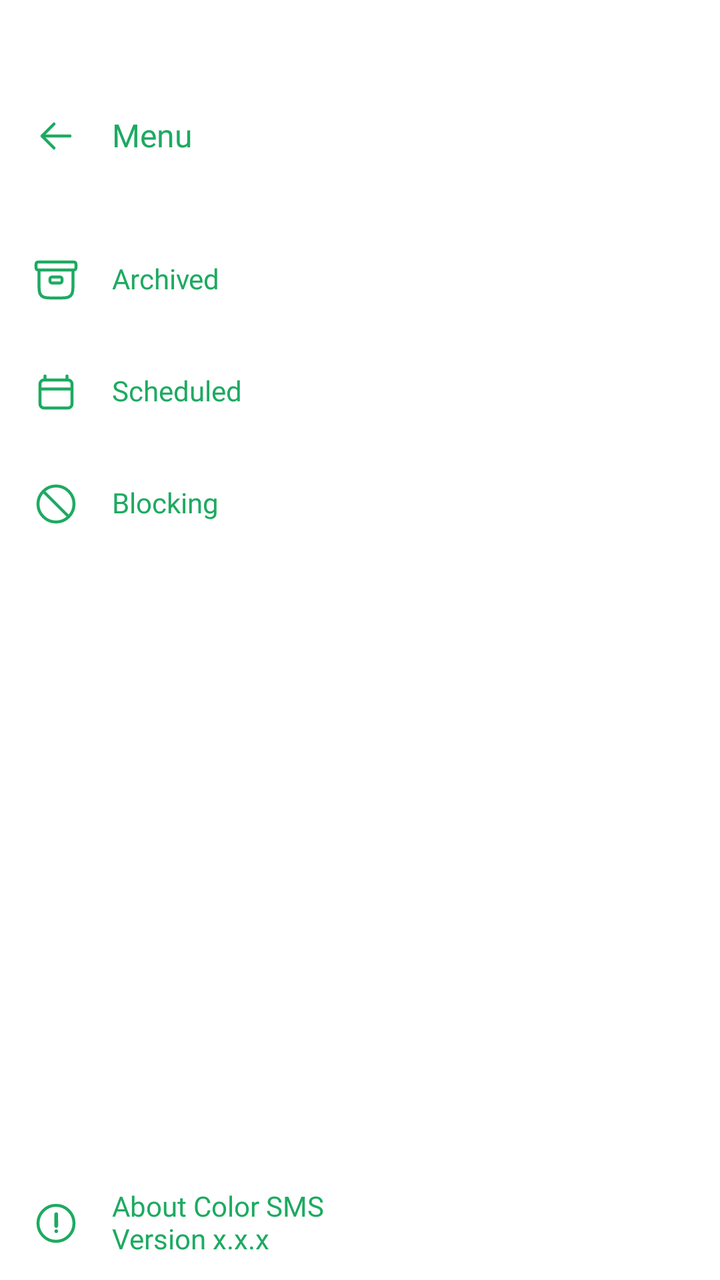
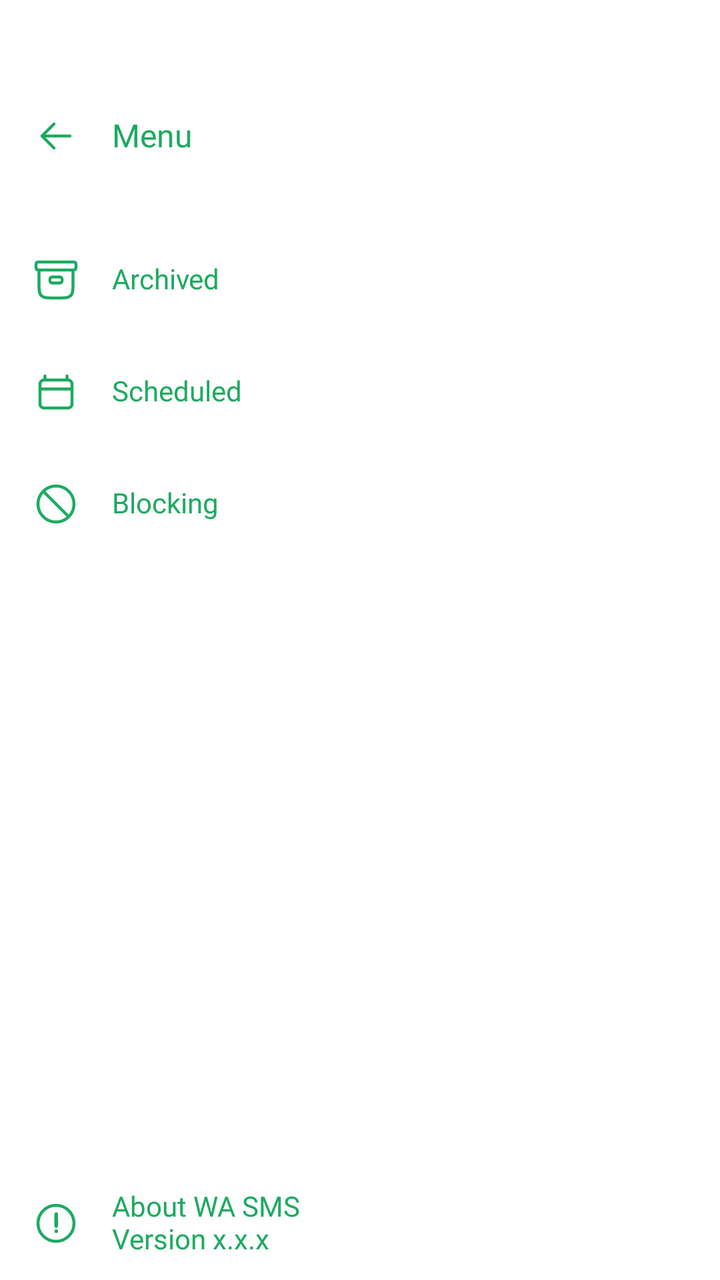

Compare the two renders of this Android layout. The source of the first and the diff that turns it into the second are given below.
<!-- AndroidManifest.xml: application theme Theme.MyApplication -->
<!-- res/layout/layout_main_drawer.xml -->
<?xml version="1.0" encoding="utf-8"?>
<androidx.constraintlayout.widget.ConstraintLayout xmlns:android="http://schemas.android.com/apk/res/android"
    xmlns:app="http://schemas.android.com/apk/res-auto"
    android:layout_width="match_parent"
    android:layout_height="match_parent"
    android:background="@color/white"
    android:clickable="true"
    android:focusable="true">

    <androidx.constraintlayout.widget.ConstraintLayout
        android:id="@+id/clTop"
        android:layout_width="match_parent"
        android:layout_height="wrap_content"
        android:layout_marginTop="@dimen/size40"
        android:padding="@dimen/size16"
        app:layout_constraintTop_toTopOf="parent">

        <ImageView
            android:id="@+id/ivBack"
            android:layout_width="@dimen/size24"
            android:layout_height="@dimen/size24"
            android:src="@drawable/ic_arr_left"
            app:layout_constraintBottom_toBottomOf="parent"
            app:layout_constraintStart_toStartOf="parent"
            app:layout_constraintTop_toTopOf="parent"
            app:tint="@color/col_main" />

        <TextView
            android:id="@+id/tvMenu"
            style="@style/TextView_7"
            android:layout_marginStart="@dimen/size16"
            android:text="@string/txt_menu"
            android:textColor="@color/col_main"
            app:layout_constraintBottom_toBottomOf="parent"
            app:layout_constraintStart_toEndOf="@+id/ivBack"
            app:layout_constraintTop_toTopOf="parent" />

    </androidx.constraintlayout.widget.ConstraintLayout>

    <LinearLayout
        android:layout_width="match_parent"
        android:layout_height="wrap_content"
        android:orientation="vertical"
        android:padding="@dimen/size16"
        app:layout_constraintTop_toBottomOf="@+id/clTop">

        
        <LinearLayout
            android:id="@+id/llArchived"
            android:layout_width="match_parent"
            android:layout_height="wrap_content"
            android:background="?attr/selectableItemBackground"
            android:gravity="center_vertical"
            android:orientation="horizontal"
            android:paddingVertical="@dimen/size16">

            <ImageView
                android:layout_width="@dimen/size24"
                android:layout_height="@dimen/size24"
                android:src="@drawable/ic_archive"
                app:tint="@color/col_main" />

            <TextView
                style="@style/TextView_6"
                android:layout_marginStart="@dimen/size16"
                android:text="@string/txt_archived"
                android:textColor="@color/col_main" />
        </LinearLayout>

        
        <LinearLayout
            android:id="@+id/llBackup"
            android:layout_width="match_parent"
            android:layout_height="wrap_content"
            android:background="?attr/selectableItemBackground"
            android:gravity="center_vertical"
            android:orientation="horizontal"
            android:visibility="gone"
            android:paddingVertical="@dimen/size16">

            <ImageView
                android:layout_width="@dimen/size24"
                android:layout_height="@dimen/size24"
                android:src="@drawable/ic_backup"
                app:tint="@color/col_main" />

            <TextView
                style="@style/TextView_6"
                android:layout_marginStart="@dimen/size16"
                android:text="@string/txt_backup_and_restore"
                android:textColor="@color/col_main" />
        </LinearLayout>

        
        <LinearLayout
            android:id="@+id/llPassword"
            android:layout_width="match_parent"
            android:layout_height="wrap_content"
            android:background="?attr/selectableItemBackground"
            android:gravity="center_vertical"
            android:orientation="horizontal"
            android:paddingVertical="@dimen/size16"
            android:visibility="gone">

            <ImageView
                android:layout_width="@dimen/size24"
                android:layout_height="@dimen/size24"
                android:src="@drawable/ic_lock"
                app:tint="@color/col_main" />

            <TextView
                style="@style/TextView_6"
                android:layout_marginStart="@dimen/size16"
                android:text="@string/txt_set_password"
                android:textColor="@color/col_main" />
        </LinearLayout>

        
        <LinearLayout
            android:id="@+id/llScheduled"
            android:layout_width="match_parent"
            android:layout_height="wrap_content"
            android:background="?attr/selectableItemBackground"
            android:gravity="center_vertical"
            android:orientation="horizontal"
            android:paddingVertical="@dimen/size16">

            <ImageView
                android:layout_width="@dimen/size24"
                android:layout_height="@dimen/size24"
                android:src="@drawable/ic_schedule"
                app:tint="@color/col_main" />

            <TextView
                style="@style/TextView_6"
                android:layout_marginStart="@dimen/size16"
                android:text="@string/txt_scheduled"
                android:textColor="@color/col_main" />
        </LinearLayout>

        
        <LinearLayout
            android:id="@+id/llBlocking"
            android:layout_width="match_parent"
            android:layout_height="wrap_content"
            android:background="?attr/selectableItemBackground"
            android:gravity="center_vertical"
            android:orientation="horizontal"
            android:paddingVertical="@dimen/size16">

            <ImageView
                android:layout_width="@dimen/size24"
                android:layout_height="@dimen/size24"
                android:src="@drawable/ic_block"
                app:tint="@color/col_main" />

            <TextView
                style="@style/TextView_6"
                android:layout_marginStart="@dimen/size16"
                android:text="@string/txt_blocking"
                android:textColor="@color/col_main" />
        </LinearLayout>

    </LinearLayout>
    
    <LinearLayout
        android:id="@+id/llAbout"
        android:layout_width="match_parent"
        android:layout_height="wrap_content"
        android:background="?attr/selectableItemBackground"
        android:gravity="center_vertical"
        android:orientation="horizontal"
        android:paddingHorizontal="@dimen/size16"
        android:paddingVertical="@dimen/size12"
        app:layout_constraintBottom_toBottomOf="parent">

        <ImageView
            android:layout_width="@dimen/size24"
            android:layout_height="@dimen/size24"
            android:src="@drawable/ic_setting_about"
            app:tint="@color/col_main" />

        <LinearLayout
            android:layout_width="0dp"
            android:layout_height="wrap_content"
            android:layout_marginStart="@dimen/size16"
            android:layout_weight="1"
            android:orientation="vertical">

            <TextView
                style="@style/TextView_6"
                android:text="@string/txt_about_color_sms"
                android:textColor="@color/col_main" />

            <TextView
                style="@style/TextView_4"
                android:text="@string/txt_version"
                android:textColor="@color/col_main" />
        </LinearLayout>
    </LinearLayout>

</androidx.constraintlayout.widget.ConstraintLayout>
<!-- resources referenced by this layout -->
<resources>
  <color name="col_main">#1DAA61</color>
  <color name="white">#FFFFFFFF</color>
  <dimen name="size12">12dp</dimen>
  <dimen name="size16">16dp</dimen>
  <dimen name="size24">24dp</dimen>
  <dimen name="size40">40dp</dimen>
  <!-- drawable ic_arr_left (drawable) -->
  <vector xmlns:android="http://schemas.android.com/apk/res/android"
      android:width="24dp"
      android:height="24dp"
      android:viewportWidth="24"
      android:viewportHeight="24">
    <path
        android:pathData="M5,12H19M11,18L5,12L11,6"
        android:strokeLineJoin="round"
        android:strokeWidth="1.5"
        android:fillColor="#00000000"
        android:strokeColor="#25D366"
        android:strokeLineCap="round"/>
  </vector>
  <!-- drawable ic_block (drawable) -->
  <vector xmlns:android="http://schemas.android.com/apk/res/android"
      android:width="24dp"
      android:height="24dp"
      android:viewportWidth="24"
      android:viewportHeight="24">
    <path
        android:pathData="M5.636,5.636L18.364,18.364M21,12C21,16.971 16.971,21 12,21C7.029,21 3,16.971 3,12C3,7.029 7.029,3 12,3C16.971,3 21,7.029 21,12Z"
        android:strokeLineJoin="round"
        android:strokeWidth="1.5"
        android:fillColor="#00000000"
        android:strokeColor="#25D366"
        android:strokeLineCap="round"/>
  </vector>
  <string name="txt_about_color_sms">About Color SMS</string>
  <string name="txt_archived">Archived</string>
  <string name="txt_backup_and_restore">Backup and restore</string>
  <string name="txt_blocking">Blocking</string>
  <string name="txt_menu">Menu</string>
  <string name="txt_scheduled">Scheduled</string>
  <string name="txt_set_password">Set Password</string>
  <string name="txt_version">Version x.x.x</string>
  <style name="TextView_4">
          <item name="android:layout_width">wrap_content</item>
          <item name="android:layout_height">wrap_content</item>
          <item name="android:textColor">@color/black</item>
          <item name="android:textAllCaps">false</item>
          <item name="android:includeFontPadding">false</item>
          <item name="android:fontFamily">@font/font_400</item>
          <item name="android:textSize">@dimen/size14</item>
      </style>
  <style name="TextView_6">
          <item name="android:layout_width">wrap_content</item>
          <item name="android:layout_height">wrap_content</item>
          <item name="android:textColor">@color/black</item>
          <item name="android:textAllCaps">false</item>
          <item name="android:includeFontPadding">false</item>
          <item name="android:fontFamily">@font/font_600</item>
          <item name="android:textSize">@dimen/size14</item>
      </style>
  <style name="TextView_7">
          <item name="android:layout_width">wrap_content</item>
          <item name="android:layout_height">wrap_content</item>
          <item name="android:includeFontPadding">false</item>
          <item name="android:textAllCaps">false</item>
          <item name="android:textColor">@color/black</item>
          <item name="android:fontFamily">@font/font_700</item>
          <item name="android:textSize">@dimen/size16</item>
      </style>
  <style name="Theme.MyApplication" parent="Base.Theme.MyApplication" />
  <color name="black">#FF000000</color>
  <dimen name="size14">14dp</dimen>
  <color name="col_select">#CD666666</color>
  <style name="AppBottomSheetDialogTheme" parent="Theme.Design.Light.BottomSheetDialog">
          <item name="bottomSheetStyle">@style/AppModalStyle</item>
      </style>
  <style name="AppModalStyle" parent="Widget.Design.BottomSheet.Modal">
          <item name="android:background">@drawable/bg_border_bottom_sheet</item>
      </style>
  <!-- drawable bg_border_bottom_sheet (drawable) -->
  <?xml version="1.0" encoding="utf-8"?>
  <shape xmlns:android="http://schemas.android.com/apk/res/android"
      android:shape="rectangle">
      <corners
          android:topLeftRadius="@dimen/size24"
          android:topRightRadius="@dimen/size24" />
      <solid android:color="@color/white" />
  </shape>
  <!-- unchanged entries left out for length: 6 -->
</resources>

<!-- the commit's change to res/layout/layout_main_drawer.xml (unified diff, before → after) -->
@@ -193,6 +193,7 @@
                 android:textColor="@color/col_main" />
 
             <TextView
+                android:id="@+id/tvVersion"
                 style="@style/TextView_4"
                 android:text="@string/txt_version"
                 android:textColor="@color/col_main" />
<!-- resource entries referenced after the edit -->
@@ -34,7 +34,7 @@
         android:strokeColor="#25D366"
         android:strokeLineCap="round"/>
   </vector>
-  <string name="txt_about_color_sms">About Color SMS</string>
+  <string name="txt_about_color_sms">About WA SMS</string>
   <string name="txt_archived">Archived</string>
   <string name="txt_backup_and_restore">Backup and restore</string>
   <string name="txt_blocking">Blocking</string>
